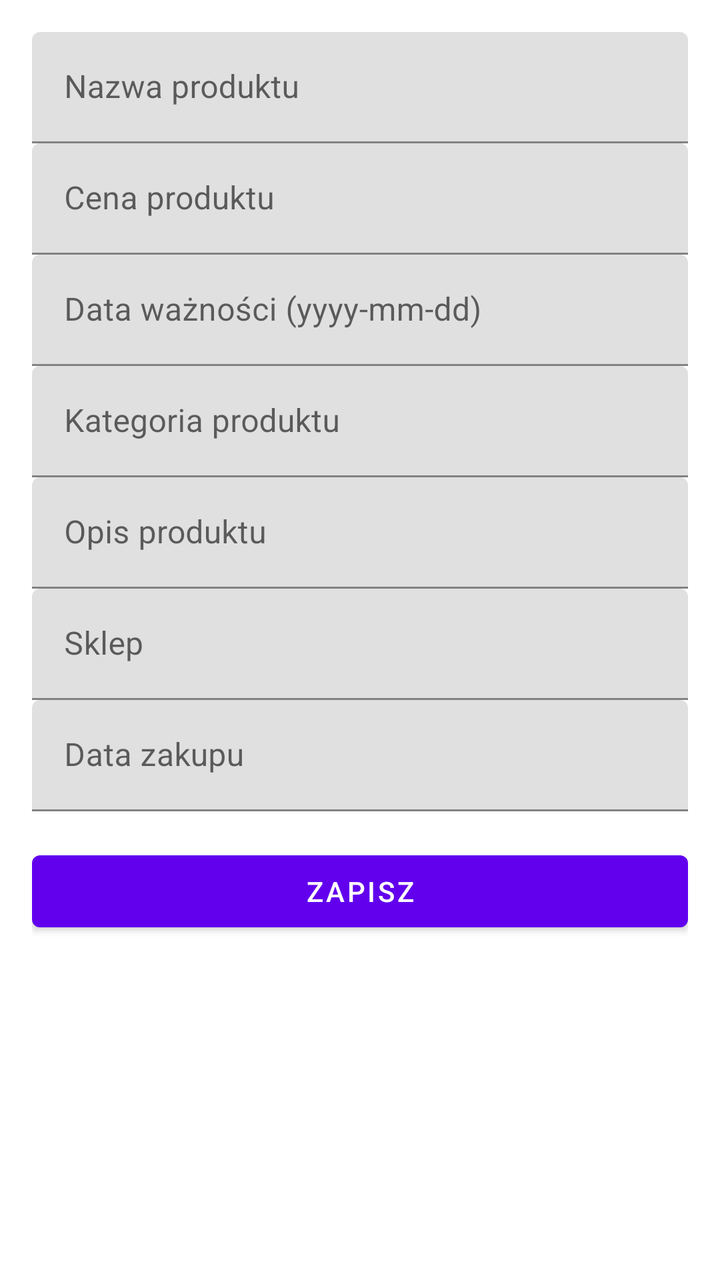
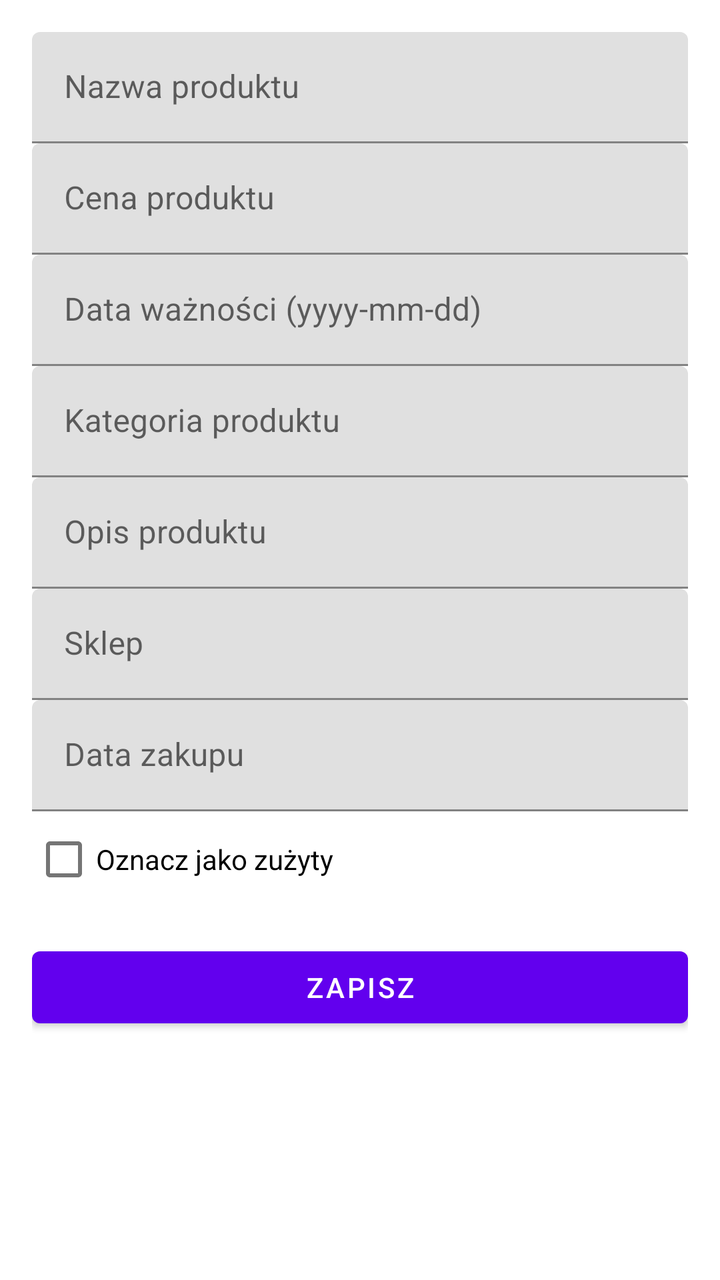

Before-and-after screenshots of an Android layout around one commit, followed by the original layout XML and the change that was made.
<!-- AndroidManifest.xml: application theme Theme.Lab1 -->
<!-- res/layout/fragment_add_product.xml -->
<ScrollView xmlns:android="http://schemas.android.com/apk/res/android"
    android:padding="16dp"
    android:layout_width="match_parent"
    android:layout_height="match_parent">

    <LinearLayout
        android:orientation="vertical"
        android:layout_width="match_parent"
        android:layout_height="wrap_content">

        <com.google.android.material.textfield.TextInputLayout
            android:id="@+id/tilName"
            android:layout_width="match_parent"
            android:layout_height="wrap_content"
            android:hint="@string/hint_nazwa_produktu">
            <com.google.android.material.textfield.TextInputEditText
                android:id="@+id/etName"
                android:layout_width="match_parent"
                android:layout_height="wrap_content"/>
        </com.google.android.material.textfield.TextInputLayout>

        <com.google.android.material.textfield.TextInputLayout
            android:hint="@string/hint_cena_produktu"
            android:layout_width="match_parent"
            android:layout_height="wrap_content">
            <com.google.android.material.textfield.TextInputEditText
                android:id="@+id/etPrice"
                android:inputType="numberDecimal"
                android:layout_width="match_parent"
                android:layout_height="wrap_content"/>
        </com.google.android.material.textfield.TextInputLayout>

        <com.google.android.material.textfield.TextInputLayout
            android:hint="@string/hint_data_waznosci_produktu"
            android:layout_width="match_parent"
            android:layout_height="wrap_content">
            <com.google.android.material.textfield.TextInputEditText
                android:id="@+id/etExpiry"
                android:focusable="false"
                android:layout_width="match_parent"
                android:layout_height="wrap_content"/>
        </com.google.android.material.textfield.TextInputLayout>

        <com.google.android.material.textfield.TextInputLayout
            android:hint="@string/hint_kategoria_produktu"
            android:layout_width="match_parent"
            android:layout_height="wrap_content">
            <com.google.android.material.textfield.TextInputEditText
                android:id="@+id/etCategory"
                android:layout_width="match_parent"
                android:layout_height="wrap_content"/>
        </com.google.android.material.textfield.TextInputLayout>

        <com.google.android.material.textfield.TextInputLayout
            android:hint="@string/hint_opis_produktu"
            android:layout_width="match_parent"
            android:layout_height="wrap_content">
            <com.google.android.material.textfield.TextInputEditText
                android:id="@+id/etDescription"
                android:layout_width="match_parent"
                android:layout_height="wrap_content"/>
        </com.google.android.material.textfield.TextInputLayout>

        <com.google.android.material.textfield.TextInputLayout
            android:hint="@string/hint_sklep"
            android:layout_width="match_parent"
            android:layout_height="wrap_content">
            <com.google.android.material.textfield.TextInputEditText
                android:id="@+id/etStore"
                android:layout_width="match_parent"
                android:layout_height="wrap_content"/>
        </com.google.android.material.textfield.TextInputLayout>

        <com.google.android.material.textfield.TextInputLayout
            android:layout_width="match_parent"
            android:layout_height="wrap_content"
            android:hint="@string/hint_purchase_date">

            <com.google.android.material.textfield.TextInputEditText
                android:id="@+id/etPurchase"
                android:focusable="false"
                android:clickable="true"
                android:inputType="none"
                android:layout_width="match_parent"
                android:layout_height="wrap_content" />

        </com.google.android.material.textfield.TextInputLayout>

        <com.google.android.material.button.MaterialButton
            android:id="@+id/btnSave"
            android:text="@string/text_zapisz"
            android:layout_width="match_parent"
            android:layout_height="wrap_content"
            android:layout_marginTop="16dp"/>
    </LinearLayout>
</ScrollView>
<!-- resources referenced by this layout -->
<resources>
  <string name="hint_cena_produktu">Cena produktu</string>
  <string name="hint_data_waznosci_produktu">Data ważności (yyyy-mm-dd)</string>
  <string name="hint_kategoria_produktu">Kategoria produktu</string>
  <string name="hint_nazwa_produktu">Nazwa produktu</string>
  <string name="hint_opis_produktu">Opis produktu</string>
  <string name="hint_purchase_date">Data zakupu</string>
  <string name="hint_sklep">Sklep</string>
  <string name="text_zapisz">Zapisz</string>
  <style name="Theme.Lab1" parent="Theme.MaterialComponents.DayNight.DarkActionBar">
          
          <item name="colorPrimary">@color/purple_500</item>
          <item name="colorPrimaryVariant">@color/purple_700</item>
          <item name="colorOnPrimary">@color/white</item>
          
          <item name="colorSecondary">@color/teal_200</item>
          <item name="colorSecondaryVariant">@color/teal_700</item>
          <item name="colorOnSecondary">@color/black</item>
          
          <item name="android:statusBarColor">?attr/colorPrimaryVariant</item>
          
      </style>
  <color name="purple_500">#FF6200EE</color>
  <color name="purple_700">#FF3700B3</color>
  <color name="white">#FFFFFFFF</color>
  <color name="teal_200">#FF03DAC5</color>
  <color name="teal_700">#FF018786</color>
  <color name="black">#FF000000</color>
</resources>

<!-- the commit's change to res/layout/fragment_add_product.xml (unified diff, before → after) -->
@@ -86,6 +86,12 @@
 
         </com.google.android.material.textfield.TextInputLayout>
 
+        <CheckBox
+            android:id="@+id/cbUsed"
+            android:layout_width="match_parent"
+            android:layout_height="wrap_content"
+            android:text="Oznacz jako zużyty" />
+
         <com.google.android.material.button.MaterialButton
             android:id="@+id/btnSave"
             android:text="@string/text_zapisz"
